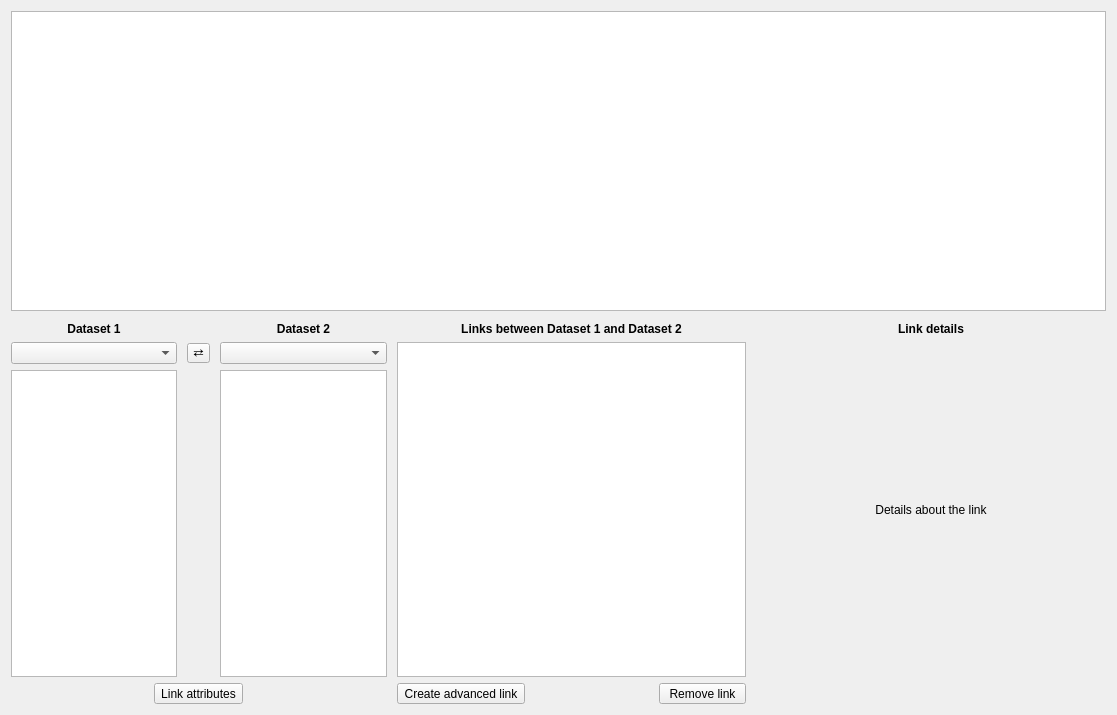
Above: glue/dialogs/link_editor/qt/link_editor_widget.ui from glue-viz/glue before the change. Below: the same form after it.
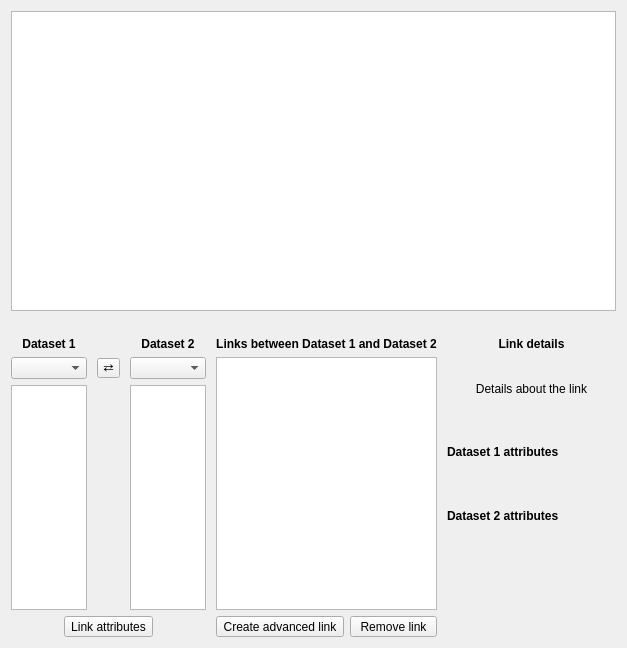
That is the form after the change. Custom widgets are drawn as their Qt base class.

Commit message: Fix UI issues with refactored link dialog, and updated tests

```diff
--- a/glue/dialogs/link_editor/qt/link_editor_widget.ui
+++ b/glue/dialogs/link_editor/qt/link_editor_widget.ui
@@ -6,10 +6,16 @@
    <rect>
     <x>0</x>
     <y>0</y>
-    <width>1117</width>
-    <height>715</height>
+    <width>627</width>
+    <height>648</height>
    </rect>
   </property>
+  <property name="sizePolicy">
+   <sizepolicy hsizetype="Preferred" vsizetype="MinimumExpanding">
+    <horstretch>0</horstretch>
+    <verstretch>0</verstretch>
+   </sizepolicy>
+  </property>
   <property name="windowTitle">
    <string>Link Editor</string>
   </property>
@@ -34,6 +40,9 @@
      <property name="horizontalScrollBarPolicy">
       <enum>Qt::ScrollBarAlwaysOff</enum>
      </property>
+     <property name="sizeAdjustPolicy">
+      <enum>QAbstractScrollArea::AdjustToContents</enum>
+     </property>
     </widget>
    </item>
    <item>
@@ -47,52 +56,16 @@
      <property name="sizeHint" stdset="0">
       <size>
        <width>20</width>
-       <height>5</height>
+       <height>20</height>
       </size>
      </property>
     </spacer>
    </item>
    <item>
-    <layout class="QGridLayout" name="layout_columns" columnstretch="10,1,10,21,21">
-     <property name="sizeConstraint">
-      <enum>QLayout::SetFixedSize</enum>
-     </property>
+    <layout class="QGridLayout" name="layout_columns" columnstretch="9,2,9,20,20">
      <property name="horizontalSpacing">
       <number>10</number>
      </property>
-     <item row="1" column="4" rowspan="2">
-      <layout class="QVBoxLayout" name="verticalLayout" stretch="1,100">
-       <property name="sizeConstraint">
-        <enum>QLayout::SetDefaultConstraint</enum>
-       </property>
-       <item>
-        <widget class="QLabel" name="link_details">
-         <property name="text">
-          <string>Details about the link</string>
-         </property>
-         <property name="alignment">
-          <set>Qt::AlignCenter</set>
-         </property>
-         <property name="wordWrap">
-          <bool>true</bool>
-         </property>
-        </widget>
-       </item>
-       <item>
-        <layout class="QGridLayout" name="link_io">
-         <property name="sizeConstraint">
-          <enum>QLayout::SetFixedSize</enum>
-         </property>
-         <property name="horizontalSpacing">
-          <number>10</number>
-         </property>
-         <property name="verticalSpacing">
-          <number>5</number>
-         </property>
-        </layout>
-       </item>
-      </layout>
-     </item>
      <item row="1" column="3" rowspan="2">
       <widget class="QListWidget" name="listsel_current_link"/>
      </item>
@@ -141,40 +114,6 @@
        </property>
       </widget>
      </item>
-     <item row="3" column="3">
-      <layout class="QHBoxLayout" name="horizontalLayout_4">
-       <item>
-        <widget class="QToolButton" name="button_add_link">
-         <property name="text">
-          <string>Create advanced link</string>
-         </property>
-         <property name="popupMode">
-          <enum>QToolButton::InstantPopup</enum>
-         </property>
-        </widget>
-       </item>
-       <item>
-        <spacer name="horizontalSpacer_4">
-         <property name="orientation">
-          <enum>Qt::Horizontal</enum>
-         </property>
-         <property name="sizeHint" stdset="0">
-          <size>
-           <width>40</width>
-           <height>20</height>
-          </size>
-         </property>
-        </spacer>
-       </item>
-       <item>
-        <widget class="QToolButton" name="button_remove_link">
-         <property name="text">
-          <string> Remove link </string>
-         </property>
-        </widget>
-       </item>
-      </layout>
-     </item>
      <item row="3" column="0" colspan="3">
       <layout class="QHBoxLayout" name="horizontalLayout">
        <item>
@@ -245,6 +184,40 @@
        </property>
       </widget>
      </item>
+     <item row="3" column="3">
+      <layout class="QHBoxLayout" name="horizontalLayout_4">
+       <item>
+        <widget class="QToolButton" name="button_add_link">
+         <property name="text">
+          <string>Create advanced link</string>
+         </property>
+         <property name="popupMode">
+          <enum>QToolButton::InstantPopup</enum>
+         </property>
+        </widget>
+       </item>
+       <item>
+        <spacer name="horizontalSpacer_4">
+         <property name="orientation">
+          <enum>Qt::Horizontal</enum>
+         </property>
+         <property name="sizeHint" stdset="0">
+          <size>
+           <width>40</width>
+           <height>20</height>
+          </size>
+         </property>
+        </spacer>
+       </item>
+       <item>
+        <widget class="QToolButton" name="button_remove_link">
+         <property name="text">
+          <string> Remove link </string>
+         </property>
+        </widget>
+       </item>
+      </layout>
+     </item>
      <item row="1" column="1">
       <widget class="QToolButton" name="button_flip_data">
         <property name="styleSheet">
@@ -255,6 +228,85 @@
        </property>
       </widget>
      </item>
+     <item row="1" column="4" rowspan="2">
+      <layout class="QVBoxLayout" name="verticalLayout" stretch="1,1,1,1,1,1">
+       <property name="sizeConstraint">
+        <enum>QLayout::SetDefaultConstraint</enum>
+       </property>
+       <item>
+        <widget class="QLabel" name="link_details">
+         <property name="text">
+          <string>Details about the link</string>
+         </property>
+         <property name="alignment">
+          <set>Qt::AlignCenter</set>
+         </property>
+         <property name="wordWrap">
+          <bool>true</bool>
+         </property>
+        </widget>
+       </item>
+       <item>
+        <widget class="QLabel" name="combos1_header">
+         <property name="font">
+          <font>
+           <weight>75</weight>
+           <bold>true</bold>
+          </font>
+         </property>
+         <property name="text">
+          <string>Dataset 1 attributes</string>
+         </property>
+        </widget>
+       </item>
+       <item>
+        <layout class="QGridLayout" name="combos1">
+         <property name="horizontalSpacing">
+          <number>10</number>
+         </property>
+         <property name="verticalSpacing">
+          <number>5</number>
+         </property>
+        </layout>
+       </item>
+       <item>
+        <widget class="QLabel" name="combos2_header">
+         <property name="font">
+          <font>
+           <weight>75</weight>
+           <bold>true</bold>
+          </font>
+         </property>
+         <property name="text">
+          <string>Dataset 2 attributes</string>
+         </property>
+        </widget>
+       </item>
+       <item>
+        <layout class="QGridLayout" name="combos2">
+         <property name="horizontalSpacing">
+          <number>10</number>
+         </property>
+         <property name="verticalSpacing">
+          <number>5</number>
+         </property>
+        </layout>
+       </item>
+       <item>
+        <spacer name="verticalSpacer_2">
+         <property name="orientation">
+          <enum>Qt::Vertical</enum>
+         </property>
+         <property name="sizeHint" stdset="0">
+          <size>
+           <width>20</width>
+           <height>40</height>
+          </size>
+         </property>
+        </spacer>
+       </item>
+      </layout>
+     </item>
     </layout>
    </item>
   </layout>
```
Left out of the diff: 14 changed lines with no effect on the pictures. The commit also changes 5 other files.
